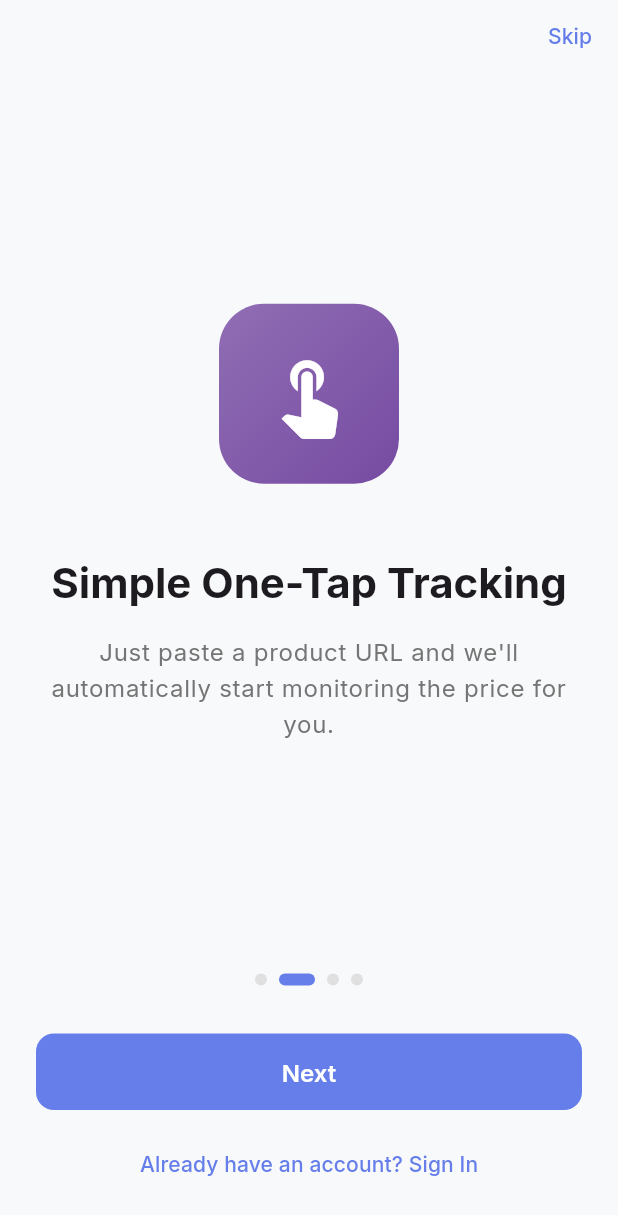
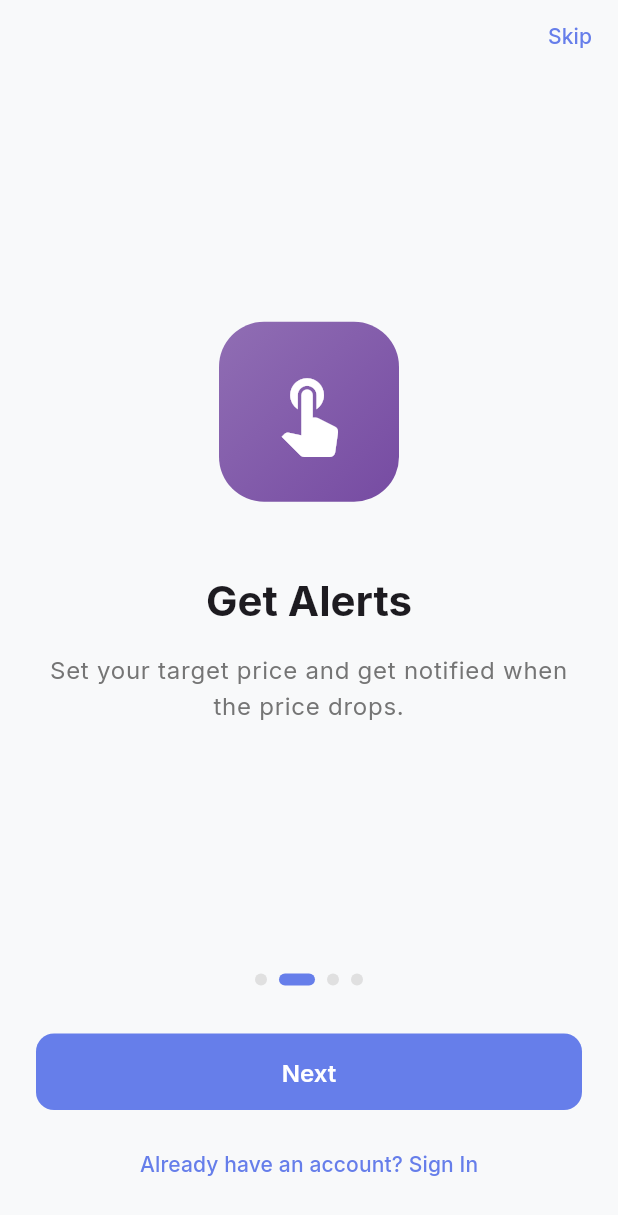
Before and after one commit to JIHUNJO123/price-drop-alert, a Flutter app: the screen it shows after launch, swiped to page 2, on a phone screen of 412 x 824 dp. Shown: the top 1215 px of the screen. Run offline on Flutter 3.47's test engine with Material 3 defaults, Android fonts, the phone set to English and light mode, and no system bars; our stand-ins replace cached_network_image, fl_chart, flutter_riverpod, flutter_secure_storage, go_router, google_fonts and 3 more.

Commit message:
Complete l10n for auth pages (login, register, onboarding) - 7 languages

```diff
--- a/app/lib/features/onboarding/presentation/pages/onboarding_page.dart
+++ b/app/lib/features/onboarding/presentation/pages/onboarding_page.dart
@@ -5,6 +5,7 @@
 
 import '../../../../core/theme/app_theme.dart';
 import '../../../../core/router/app_router.dart';
+import '../../../../l10n/app_localizations.dart';
 
 class OnboardingPage extends ConsumerStatefulWidget {
   const OnboardingPage({super.key});
@@ -17,28 +18,28 @@
   final PageController _pageController = PageController();
   int _currentPage = 0;
 
-  final List<OnboardingItem> _items = [
+  List<OnboardingItem> _getItems(AppLocalizations l10n) => [
     OnboardingItem(
-      title: 'Track Prices Across 50+ Stores',
-      description: 'Monitor prices from Amazon, Walmart, Target, Nike, Best Buy, and many more US retailers.',
+      title: l10n.onboardingTitle1,
+      description: l10n.onboardingDesc1,
       icon: Icons.store,
       color: AppTheme.primaryColor,
     ),
     OnboardingItem(
-      title: 'Simple One-Tap Tracking',
-      description: 'Just paste a product URL and we\'ll automatically start monitoring the price for you.',
+      title: l10n.onboardingTitle2,
+      description: l10n.onboardingDesc2,
       icon: Icons.touch_app,
       color: AppTheme.secondaryColor,
     ),
     OnboardingItem(
-      title: 'Get Instant Drop Alerts',
-      description: 'Set your target price and receive push notifications the moment prices drop.',
+      title: l10n.onboardingTitle3,
+      description: l10n.onboardingDesc3,
       icon: Icons.notifications_active,
       color: AppTheme.accentColor,
     ),
     OnboardingItem(
-      title: 'Never Miss a Deal',
-      description: 'Save money with smart price tracking. The average user saves \$300+ per year!',
+      title: l10n.onboardingTitle4,
+      description: l10n.onboardingDesc4,
       icon: Icons.savings,
       color: Colors.green,
     ),
@@ -46,6 +47,9 @@
 
   @override
   Widget build(BuildContext context) {
+    final l10n = AppLocalizations.of(context)!;
+    final items = _getItems(l10n);
+
     return Scaffold(
       body: SafeArea(
         child: Column(
@@ -55,7 +59,7 @@
               alignment: Alignment.topRight,
               child: TextButton(
                 onPressed: () => _completeOnboarding('/login'),
-                child: const Text('Skip'),
+                child: Text(l10n.skip),
               ),
             ),
 
@@ -63,12 +67,12 @@
             Expanded(
               child: PageView.builder(
                 controller: _pageController,
-                itemCount: _items.length,
+                itemCount: items.length,
                 onPageChanged: (index) {
                   setState(() => _currentPage = index);
                 },
                 itemBuilder: (context, index) {
-                  return _buildPage(_items[index]);
+                  return _buildPage(items[index]);
                 },
               ),
             ),
@@ -77,7 +81,7 @@
             Row(
               mainAxisAlignment: MainAxisAlignment.center,
               children: List.generate(
-                _items.length,
+                items.length,
                 (index) => _buildDot(index),
               ),
             ),
@@ -93,7 +97,7 @@
                     width: double.infinity,
                     child: ElevatedButton(
                       onPressed: () {
-                        if (_currentPage < _items.length - 1) {
+                        if (_currentPage < items.length - 1) {
                           _pageController.nextPage(
                             duration: const Duration(milliseconds: 300),
                             curve: Curves.easeInOut,
@@ -103,14 +107,14 @@
                         }
                       },
                       child: Text(
-                        _currentPage < _items.length - 1 ? 'Next' : 'Get Started',
+                        _currentPage < items.length - 1 ? l10n.next : l10n.getStarted,
                       ),
                     ),
                   ),
                   const SizedBox(height: 12),
                   TextButton(
                     onPressed: () => _completeOnboarding('/login'),
-                    child: const Text('Already have an account? Sign In'),
+                    child: Text('${l10n.alreadyHaveAccount} ${l10n.signIn}'),
                   ),
                 ],
               ),
--- a/app/lib/l10n/app_en.arb
+++ b/app/lib/l10n/app_en.arb
@@ -9,10 +9,33 @@
   "email": "Email",
   "password": "Password",
   "signup": "Sign Up",
+  "signIn": "Sign In",
   "forgotPassword": "Forgot Password?",
   "createAccount": "Create Account",
   "alreadyHaveAccount": "Already have an account?",
   "dontHaveAccount": "Don't have an account?",
+  "welcomeBack": "Welcome back",
+  "signInToContinue": "Sign in to continue tracking prices",
+  "startSavingMoney": "Start tracking prices and saving money",
+  "orContinueWith": "or continue with",
+  "nameOptional": "Name (optional)",
+  "pleaseEnterEmail": "Please enter your email",
+  "pleaseEnterValidEmail": "Please enter a valid email",
+  "pleaseEnterPassword": "Please enter your password",
+  "agreeToTerms": "I agree to the",
+  "and": "and",
+  "pleaseAgreeToTerms": "Please agree to the Terms of Service",
+  "freeTrial": "3-Day Free Trial",
+  "tryProFeatures": "Try all Pro features free",
+
+  "onboardingTitle1": "Track Prices Across 50+ Stores",
+  "onboardingDesc1": "Monitor prices from Amazon, Walmart, Target, Nike, Best Buy, and many more retailers worldwide.",
+  "onboardingTitle2": "Simple One-Tap Tracking",
+  "onboardingDesc2": "Just paste a product URL and we'll automatically start monitoring the price for you.",
+  "onboardingTitle3": "Get Instant Drop Alerts",
+  "onboardingDesc3": "Set your target price and receive push notifications the moment prices drop.",
+  "onboardingTitle4": "Never Miss a Deal",
+  "onboardingDesc4": "Save money with smart price tracking. The average user saves \$300+ per year!",
 
   "trackProduct": "Track Product",
   "addProduct": "Add Product",
@@ -99,12 +122,5 @@
   "failedToRemoveProduct": "Failed to remove product",
   "productAdded": "Product added successfully",
   "productRemoved": "Product removed",
-  "priceUpdated": "Price updated",
-
-  "onboardingTitle1": "Track Prices",
-  "onboardingDesc1": "Add products from your favorite stores and track their prices automatically.",
-  "onboardingTitle2": "Get Alerts",
-  "onboardingDesc2": "Set your target price and get notified when the price drops.",
-  "onboardingTitle3": "Save Money",
-  "onboardingDesc3": "Never overpay again. Buy at the best time and save money."
+  "priceUpdated": "Price updated"
 }
--- a/app/lib/l10n/app_localizations.dart
+++ b/app/lib/l10n/app_localizations.dart
@@ -653,6 +653,54 @@
   /// In en, this message translates to:
   /// **'Never overpay again. Buy at the best time and save money.'**
   String get onboardingDesc3;
+
+  /// No description provided for @signIn.
+  String get signIn;
+
+  /// No description provided for @welcomeBack.
+  String get welcomeBack;
+
+  /// No description provided for @signInToContinue.
+  String get signInToContinue;
+
+  /// No description provided for @startSavingMoney.
+  String get startSavingMoney;
+
+  /// No description provided for @orContinueWith.
+  String get orContinueWith;
+
+  /// No description provided for @nameOptional.
+  String get nameOptional;
+
+  /// No description provided for @pleaseEnterEmail.
+  String get pleaseEnterEmail;
+
+  /// No description provided for @pleaseEnterValidEmail.
+  String get pleaseEnterValidEmail;
+
+  /// No description provided for @pleaseEnterPassword.
+  String get pleaseEnterPassword;
+
+  /// No description provided for @agreeToTerms.
+  String get agreeToTerms;
+
+  /// No description provided for @and.
+  String get and;
+
+  /// No description provided for @pleaseAgreeToTerms.
+  String get pleaseAgreeToTerms;
+
+  /// No description provided for @freeTrial.
+  String get freeTrial;
+
+  /// No description provided for @tryProFeatures.
+  String get tryProFeatures;
+
+  /// No description provided for @onboardingTitle4.
+  String get onboardingTitle4;
+
+  /// No description provided for @onboardingDesc4.
+  String get onboardingDesc4;
 }
 
 class _AppLocalizationsDelegate
--- a/app/lib/l10n/app_localizations_de.dart
+++ b/app/lib/l10n/app_localizations_de.dart
@@ -291,4 +291,52 @@
   @override
   String get onboardingDesc3 =>
       'Nie wieder zu viel bezahlen. Kaufen Sie zum besten Zeitpunkt und sparen Sie Geld.';
+
+  @override
+  String get signIn => 'Anmelden';
+
+  @override
+  String get welcomeBack => 'Willkommen zurück!';
+
+  @override
+  String get signInToContinue => 'Melden Sie sich an, um Preise weiter zu verfolgen';
+
+  @override
+  String get startSavingMoney => 'Beginnen Sie Preise zu verfolgen und Geld zu sparen';
+
+  @override
+  String get orContinueWith => 'Oder fortfahren mit';
+
+  @override
+  String get nameOptional => 'Name (optional)';
+
+  @override
+  String get pleaseEnterEmail => 'Bitte geben Sie Ihre E-Mail ein';
+
+  @override
+  String get pleaseEnterValidEmail => 'Bitte geben Sie eine gültige E-Mail ein';
+
+  @override
+  String get pleaseEnterPassword => 'Bitte geben Sie Ihr Passwort ein';
+
+  @override
+  String get agreeToTerms => 'Ich stimme den';
+
+  @override
+  String get and => 'und';
+
+  @override
+  String get pleaseAgreeToTerms => 'Bitte stimmen Sie den Nutzungsbedingungen zu';
+
+  @override
+  String get freeTrial => '3 Tage kostenlos testen';
+
+  @override
+  String get tryProFeatures => 'Alle Pro-Funktionen kostenlos ausprobieren';
+
+  @override
+  String get onboardingTitle4 => 'Geld sparen';
+
+  @override
+  String get onboardingDesc4 => 'Nie mehr zu viel bezahlen. Kaufen Sie zum perfekten Zeitpunkt und sparen Sie.';
 }
--- a/app/lib/l10n/app_localizations_en.dart
+++ b/app/lib/l10n/app_localizations_en.dart
@@ -287,4 +287,52 @@
   @override
   String get onboardingDesc3 =>
       'Never overpay again. Buy at the best time and save money.';
+
+  @override
+  String get signIn => 'Sign In';
+
+  @override
+  String get welcomeBack => 'Welcome Back!';
+
+  @override
+  String get signInToContinue => 'Sign in to continue tracking prices';
+
+  @override
+  String get startSavingMoney => 'Start tracking prices and saving money';
+
+  @override
+  String get orContinueWith => 'Or continue with';
+
+  @override
+  String get nameOptional => 'Name (optional)';
+
+  @override
+  String get pleaseEnterEmail => 'Please enter your email';
+
+  @override
+  String get pleaseEnterValidEmail => 'Please enter a valid email';
+
+  @override
+  String get pleaseEnterPassword => 'Please enter your password';
+
+  @override
+  String get agreeToTerms => 'I agree to the';
+
+  @override
+  String get and => 'and';
+
+  @override
+  String get pleaseAgreeToTerms => 'Please agree to the Terms of Service';
+
+  @override
+  String get freeTrial => '3-Day Free Trial';
+
+  @override
+  String get tryProFeatures => 'Try all Pro features free';
+
+  @override
+  String get onboardingTitle4 => 'Save Money';
+
+  @override
+  String get onboardingDesc4 => 'Never overpay. Buy at the perfect time and save.';
 }
--- a/app/lib/l10n/app_localizations_es.dart
+++ b/app/lib/l10n/app_localizations_es.dart
@@ -291,4 +291,52 @@
   @override
   String get onboardingDesc3 =>
       'Nunca pagues de más. Compra en el mejor momento y ahorra dinero.';
+
+  @override
+  String get signIn => 'Iniciar Sesión';
+
+  @override
+  String get welcomeBack => '¡Bienvenido de nuevo!';
+
+  @override
+  String get signInToContinue => 'Inicia sesión para continuar rastreando precios';
+
+  @override
+  String get startSavingMoney => 'Comienza a rastrear precios y ahorrar dinero';
+
+  @override
+  String get orContinueWith => 'O continuar con';
+
+  @override
+  String get nameOptional => 'Nombre (opcional)';
+
+  @override
+  String get pleaseEnterEmail => 'Por favor ingresa tu correo electrónico';
+
+  @override
+  String get pleaseEnterValidEmail => 'Por favor ingresa un correo válido';
+
+  @override
+  String get pleaseEnterPassword => 'Por favor ingresa tu contraseña';
+
+  @override
+  String get agreeToTerms => 'Acepto los';
+
+  @override
+  String get and => 'y';
+
+  @override
+  String get pleaseAgreeToTerms => 'Por favor acepta los Términos de Servicio';
+
+  @override
+  String get freeTrial => 'Prueba Gratis de 3 Días';
+
+  @override
+  String get tryProFeatures => 'Prueba todas las funciones Pro gratis';
+
+  @override
+  String get onboardingTitle4 => 'Ahorra Dinero';
+
+  @override
+  String get onboardingDesc4 => 'Nunca pagues de más. Compra en el momento perfecto y ahorra.';
 }
--- a/app/lib/l10n/app_localizations_fr.dart
+++ b/app/lib/l10n/app_localizations_fr.dart
@@ -291,4 +291,52 @@
   @override
   String get onboardingDesc3 =>
       'Ne payez plus jamais trop cher. Achetez au meilleur moment et économisez.';
+
+  @override
+  String get signIn => 'Se connecter';
+
+  @override
+  String get welcomeBack => 'Bon retour!';
+
+  @override
+  String get signInToContinue => 'Connectez-vous pour continuer à suivre les prix';
+
+  @override
+  String get startSavingMoney => 'Commencez à suivre les prix et économiser';
+
+  @override
+  String get orContinueWith => 'Ou continuer avec';
+
+  @override
+  String get nameOptional => 'Nom (optionnel)';
+
+  @override
+  String get pleaseEnterEmail => 'Veuillez entrer votre e-mail';
+
+  @override
+  String get pleaseEnterValidEmail => 'Veuillez entrer un e-mail valide';
+
+  @override
+  String get pleaseEnterPassword => 'Veuillez entrer votre mot de passe';
+
+  @override
+  String get agreeToTerms => 'J\'accepte les';
+
+  @override
+  String get and => 'et';
+
+  @override
+  String get pleaseAgreeToTerms => 'Veuillez accepter les Conditions d\'Utilisation';
+
+  @override
+  String get freeTrial => 'Essai Gratuit de 3 Jours';
+
+  @override
+  String get tryProFeatures => 'Essayez toutes les fonctionnalités Pro gratuitement';
+
+  @override
+  String get onboardingTitle4 => 'Économisez de l\'Argent';
+
+  @override
+  String get onboardingDesc4 => 'Ne payez plus jamais trop. Achetez au moment parfait et économisez.';
 }
--- a/app/lib/l10n/app_localizations_ja.dart
+++ b/app/lib/l10n/app_localizations_ja.dart
@@ -282,4 +282,52 @@
 
   @override
   String get onboardingDesc3 => 'もう高い買い物はしない。最適なタイミングで購入してお金を節約しましょう。';
+
+  @override
+  String get signIn => 'サインイン';
+
+  @override
+  String get welcomeBack => 'おかえりなさい！';
+
+  @override
+  String get signInToContinue => '価格追跡を続けるにはサインインしてください';
+
+  @override
+  String get startSavingMoney => '価格追跡を始めてお金を節約しましょう';
+
+  @override
+  String get orContinueWith => 'または次の方法で続ける';
+
+  @override
+  String get nameOptional => '名前（任意）';
+
+  @override
+  String get pleaseEnterEmail => 'メールアドレスを入力してください';
+
+  @override
+  String get pleaseEnterValidEmail => '有効なメールアドレスを入力してください';
+
+  @override
+  String get pleaseEnterPassword => 'パスワードを入力してください';
+
+  @override
+  String get agreeToTerms => '以下に同意します：';
+
+  @override
+  String get and => 'と';
+
+  @override
+  String get pleaseAgreeToTerms => '利用規約に同意してください';
+
+  @override
+  String get freeTrial => '3日間無料トライアル';
+
+  @override
+  String get tryProFeatures => 'すべてのPro機能を無料でお試しください';
+
+  @override
+  String get onboardingTitle4 => 'お金を節約';
+
+  @override
+  String get onboardingDesc4 => '高い買い物はしない。最適なタイミングで購入して節約しましょう。';
 }
--- a/app/lib/l10n/app_localizations_ko.dart
+++ b/app/lib/l10n/app_localizations_ko.dart
@@ -282,4 +282,52 @@
 
   @override
   String get onboardingDesc3 => '더 이상 비싸게 사지 마세요. 최적의 타이밍에 구매하고 돈을 절약하세요.';
+
+  @override
+  String get signIn => '로그인';
+
+  @override
+  String get welcomeBack => '다시 오신 것을 환영합니다!';
+
+  @override
+  String get signInToContinue => '가격 추적을 계속하려면 로그인하세요';
+
+  @override
+  String get startSavingMoney => '가격 추적을 시작하고 돈을 절약하세요';
+
+  @override
+  String get orContinueWith => '또는 다음으로 계속하기';
+
+  @override
+  String get nameOptional => '이름 (선택사항)';
+
+  @override
+  String get pleaseEnterEmail => '이메일을 입력해주세요';
+
+  @override
+  String get pleaseEnterValidEmail => '유효한 이메일을 입력해주세요';
+
+  @override
+  String get pleaseEnterPassword => '비밀번호를 입력해주세요';
+
+  @override
+  String get agreeToTerms => '다음에 동의합니다:';
+
+  @override
+  String get and => '및';
+
+  @override
+  String get pleaseAgreeToTerms => '서비스 약관에 동의해주세요';
+
+  @override
+  String get freeTrial => '3일 무료 체험';
+
+  @override
+  String get tryProFeatures => '모든 Pro 기능을 무료로 체험하세요';
+
+  @override
+  String get onboardingTitle4 => '돈 절약';
+
+  @override
+  String get onboardingDesc4 => '비싸게 사지 마세요. 최적의 타이밍에 구매하고 절약하세요.';
 }
--- a/app/lib/l10n/app_localizations_pt.dart
+++ b/app/lib/l10n/app_localizations_pt.dart
@@ -290,4 +290,52 @@
   @override
   String get onboardingDesc3 =>
       'Nunca pague demais. Compre no melhor momento e economize dinheiro.';
+
+  @override
+  String get signIn => 'Entrar';
+
+  @override
+  String get welcomeBack => 'Bem-vindo de volta!';
+
+  @override
+  String get signInToContinue => 'Entre para continuar rastreando preços';
+
+  @override
+  String get startSavingMoney => 'Comece a rastrear preços e economizar dinheiro';
+
+  @override
+  String get orContinueWith => 'Ou continuar com';
+
+  @override
+  String get nameOptional => 'Nome (opcional)';
+
+  @override
+  String get pleaseEnterEmail => 'Por favor digite seu e-mail';
+
+  @override
+  String get pleaseEnterValidEmail => 'Por favor digite um e-mail válido';
+
+  @override
+  String get pleaseEnterPassword => 'Por favor digite sua senha';
+
+  @override
+  String get agreeToTerms => 'Concordo com os';
+
+  @override
+  String get and => 'e';
+
+  @override
+  String get pleaseAgreeToTerms => 'Por favor concorde com os Termos de Serviço';
+
+  @override
+  String get freeTrial => 'Teste Grátis de 3 Dias';
+
+  @override
+  String get tryProFeatures => 'Experimente todos os recursos Pro gratuitamente';
+
+  @override
+  String get onboardingTitle4 => 'Economize Dinheiro';
+
+  @override
+  String get onboardingDesc4 => 'Nunca pague demais. Compre no momento perfeito e economize.';
 }
```
Also changed, not shown: app/lib/features/auth/presentation/pages/login_page.dart (+18 -16 lines), app/lib/features/auth/presentation/pages/register_page.dart (+36 -38 lines), app/lib/l10n/app_de.arb (+22 -5 lines), app/lib/l10n/app_es.arb (+22 -5 lines), app/lib/l10n/app_fr.arb (+22 -5 lines), app/lib/l10n/app_ja.arb (+24 -8 lines), app/lib/l10n/app_ko.arb (+24 -8 lines), app/lib/l10n/app_pt.arb (+22 -5 lines).
